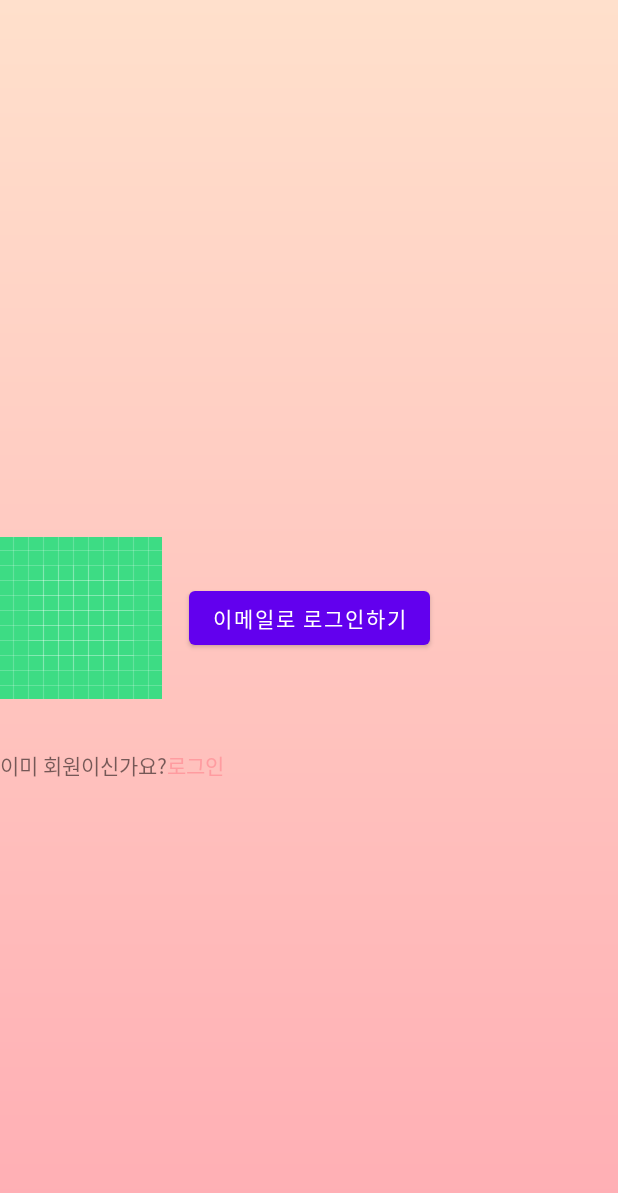
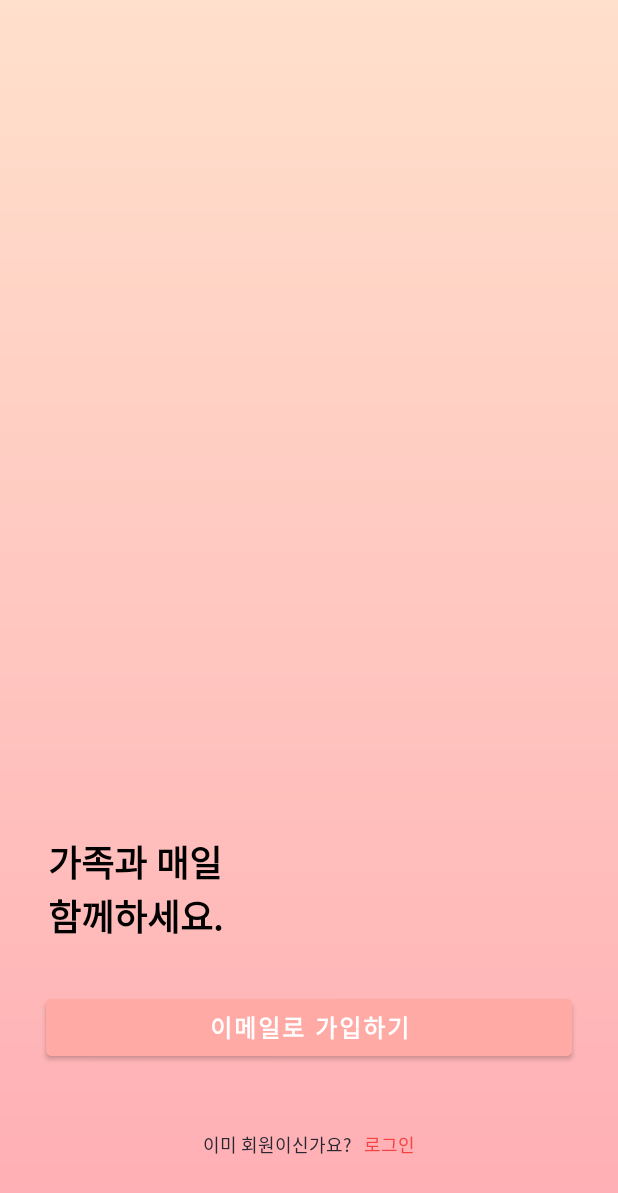
Before and after one commit to wsb7788/Faily, an Android app: the layout activity_login.xml on its own in the app's theme, with its tools: preview values and no code run, on a phone screen of 412 x 824 dp. Shown: the top 1193 px of the screen. Run offline under Robolectric (Android 15) with nearby library versions, the phone set to English and light mode, and no system bars.

Commit message:
login layout 설정

```diff
--- a/app/src/main/res/layout/activity_login.xml
+++ b/app/src/main/res/layout/activity_login.xml
@@ -8,55 +8,65 @@
             name="viewModel"
             type="com.project.faily.ui.login.LoginViewModel" />
     </data>
+
     <androidx.constraintlayout.widget.ConstraintLayout
         android:layout_width="match_parent"
         android:layout_height="match_parent"
         android:background="@drawable/splash_background">
 
+        <TextView
+            android:layout_width="wrap_content"
+            android:layout_height="wrap_content"
+            android:text="가족과 매일\n함께하세요."
+            android:textColor="@color/grayscale_1"
+            android:textSize="24sp"
+            android:textStyle="bold"
+
+            app:layout_constraintBottom_toTopOf="@+id/button"
+            app:layout_constraintStart_toStartOf="parent"
+            android:layout_marginLeft="32dp"
+            android:layout_marginBottom="31dp"/>
         <Button
             android:id="@+id/button"
-            android:layout_width="wrap_content"
-            android:layout_height="wrap_content"
-            android:text="이메일로 로그인하기"
-            app:layout_constraintBottom_toBottomOf="parent"
+            android:layout_width="0dp"
+            android:layout_height="50dp"
+            android:text="이메일로 가입하기"
+            android:textSize="16sp"
+            android:textStyle="bold"
+            android:backgroundTint="@color/secondary_pink"
+            app:layout_constraintBottom_toTopOf="@+id/textView"
             app:layout_constraintEnd_toEndOf="parent"
             app:layout_constraintStart_toStartOf="parent"
-            app:layout_constraintTop_toTopOf="parent" />
+            app:layout_constraintWidth_percent="0.85"
+            android:layout_marginHorizontal="32dp"
+            android:layout_marginBottom="44dp"/>
 
         <TextView
             android:id="@+id/textView"
             android:layout_width="wrap_content"
             android:layout_height="wrap_content"
+            android:layout_marginBottom="52dp"
             android:text="이미 회원이신가요?"
+            android:textSize="12sp"
+            android:textColor="#282732"
             app:layout_constraintBottom_toBottomOf="parent"
-            app:layout_constraintStart_toStartOf="parent"
-            app:layout_constraintTop_toTopOf="parent"
-            app:layout_constraintVertical_bias="0.622" />
+            app:layout_constraintEnd_toStartOf="@+id/textView2"
+            app:layout_constraintHorizontal_bias="0.5"
+            app:layout_constraintHorizontal_chainStyle="packed"
+            app:layout_constraintStart_toStartOf="parent" />
 
         <TextView
+            android:id="@+id/textView2"
             android:layout_width="wrap_content"
             android:layout_height="wrap_content"
             android:text="로그인"
-            android:textColor="#b3ff8b94"
+            android:textSize="12sp"
+            android:textColor="@color/coral"
+            app:layout_constraintEnd_toEndOf="parent"
+            app:layout_constraintHorizontal_bias="0.5"
             app:layout_constraintStart_toEndOf="@+id/textView"
-            app:layout_constraintTop_toTopOf="@+id/textView" />
-
-        <ImageView
-            android:id="@+id/box"
-            android:layout_width="wrap_content"
-            android:layout_height="wrap_content"
-            android:src="@drawable/ic_launcher_background"
-            app:layout_constraintBottom_toBottomOf="parent"
-            app:layout_constraintStart_toStartOf="parent"
-            app:layout_constraintTop_toTopOf="parent" />
-        <LinearLayout
-            android:id="@+id/ll"
-            android:layout_width="300dp"
-            android:layout_height="300dp"
-            app:layout_constraintTop_toBottomOf="@id/button"
-            app:layout_constraintEnd_toEndOf="parent"
-            android:visibility="invisible"
-            android:background="@color/white"/>
+            app:layout_constraintTop_toTopOf="@+id/textView"
+            android:layout_marginLeft="8dp"/>
 
     </androidx.constraintlayout.widget.ConstraintLayout>
 
--- a/app/src/main/res/values/themes.xml
+++ b/app/src/main/res/values/themes.xml
@@ -10,7 +10,7 @@
         <item name="colorSecondaryVariant">@color/teal_700</item>
         <item name="colorOnSecondary">@color/black</item>
         <!-- Status bar color. -->
-        <item name="android:statusBarColor" tools:targetApi="l">@color/white</item>
+        <item name="android:statusBarColor" tools:targetApi="l">@null</item>
         <item name="windowActionBar">true</item>
         <item name="windowNoTitle">true</item>
         <!-- Customize your theme here. -->
@@ -18,5 +18,10 @@
         <item name="android:actionMenuTextColor">@color/black</item>
         <item name="android:windowLightStatusBar">true</item>
 
+        <item name="android:windowTranslucentStatus">true</item>
+        <item name="android:windowTranslucentNavigation">true</item>
+        <item name="android:fitsSystemWindows">true</item>
+
+
     </style>
 </resources>
```
Also changed, not shown: app/src/main/java/com/project/faily/ui/login/LoginActivity.kt (+2 -75 lines), app/src/main/res/values/colors.xml (+14 -1 lines).
